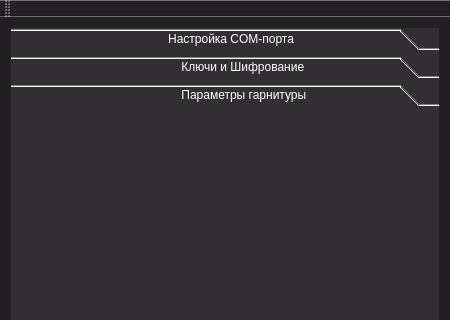
The window that ApplicBeta/mainwindow.ui (SlavaZhuck/HandsFree_Qt) describes before a commit, drawn with Qt 5; both pictures show x 0 to 450 and y 0 to 320 of the 450 by 682 pixel window.
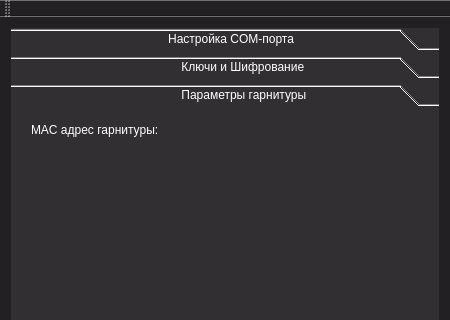
The same window after the commit. The open tabs and pages were chosen to show the change.

Commit message: Enable MAC-adres on Label

```diff
--- a/ApplicBeta/mainwindow.ui
+++ b/ApplicBeta/mainwindow.ui
@@ -357,6 +357,25 @@
        <attribute name="label">
         <string>                                                  Параметры гарнитуры</string>
        </attribute>
+       <widget class="QLabel" name="label">
+        <property name="geometry">
+         <rect>
+          <x>20</x>
+          <y>10</y>
+          <width>231</width>
+          <height>16</height>
+         </rect>
+        </property>
+        <property name="sizePolicy">
+         <sizepolicy hsizetype="Expanding" vsizetype="Expanding">
+          <horstretch>0</horstretch>
+          <verstretch>0</verstretch>
+         </sizepolicy>
+        </property>
+        <property name="text">
+         <string>MAC адрес гарнитуры:</string>
+        </property>
+       </widget>
       </widget>
      </widget>
     </item>
```
Left out of the diff: 2 changed lines with no effect on the pictures. The commit also changes 5 other files.
